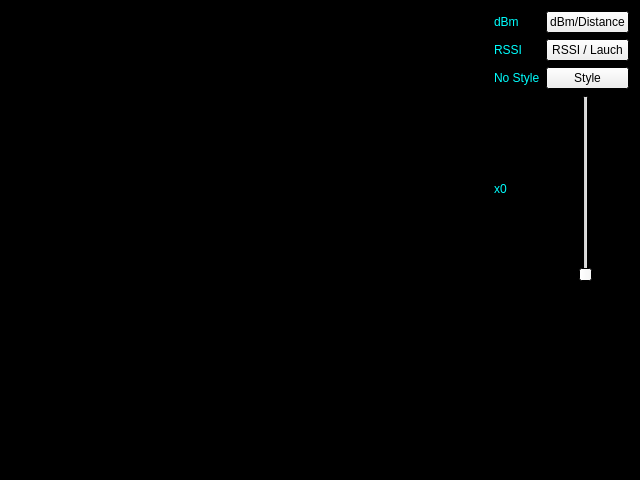
Above: mapsviewer.ui from Chien-Mu/CyberMaps before the change. Below: the same form after it.
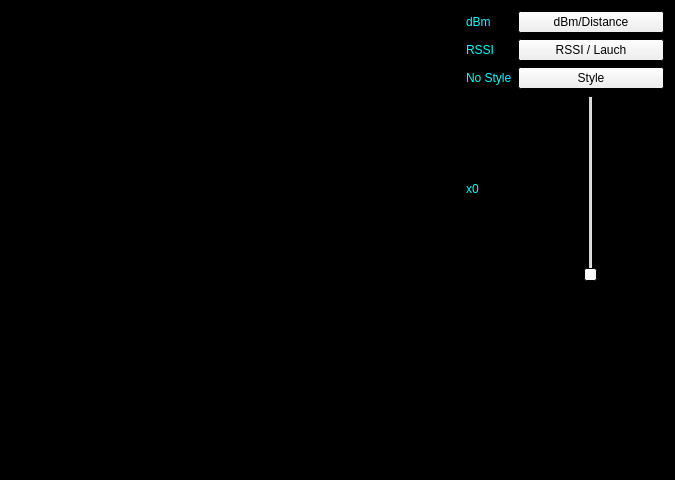
That is the form after the change. Custom widgets are drawn as their Qt base class.

Diff of the .ui file:
```diff
--- a/mapsviewer.ui
+++ b/mapsviewer.ui
@@ -6,7 +6,7 @@
    <rect>
     <x>0</x>
     <y>0</y>
-    <width>640</width>
+    <width>675</width>
     <height>480</height>
    </rect>
   </property>
@@ -78,21 +78,17 @@
    <string>CaberMaps Viewer</string>
   </property>
   <layout class="QGridLayout" name="gridLayout">
-   <item row="8" column="4">
-    <spacer name="verticalSpacer_2">
-     <property name="orientation">
-      <enum>Qt::Vertical</enum>
-     </property>
-     <property name="sizeHint" stdset="0">
-      <size>
-       <width>20</width>
-       <height>40</height>
-      </size>
-     </property>
-    </spacer>
+   <item row="0" column="0" rowspan="3">
+    <widget class="QCustomPlot" name="plot" native="true"/>
    </item>
-   <item row="5" column="1">
-    <widget class="QLabel" name="la_zoom">
+   <item row="0" column="1" rowspan="3">
+    <widget class="QCustomPlot" name="plot_2" native="true"/>
+   </item>
+   <item row="0" column="2" rowspan="3">
+    <widget class="QCustomPlot" name="plot_3" native="true"/>
+   </item>
+   <item row="1" column="3">
+    <widget class="QLabel" name="la_sw_LR">
      <property name="palette">
       <palette>
        <active>
@@ -212,64 +208,11 @@
       </palette>
      </property>
      <property name="text">
-      <string>x0</string>
+      <string>RSSI</string>
      </property>
     </widget>
    </item>
-   <item row="2" column="3" colspan="3">
-    <widget class="QPushButton" name="btn_sw_style">
-     <property name="text">
-      <string>Style</string>
-     </property>
-    </widget>
-   </item>
-   <item row="8" column="5">
-    <spacer name="verticalSpacer_3">
-     <property name="orientation">
-      <enum>Qt::Vertical</enum>
-     </property>
-     <property name="sizeHint" stdset="0">
-      <size>
-       <width>20</width>
-       <height>40</height>
-      </size>
-     </property>
-    </spacer>
-   </item>
-   <item row="5" column="4">
-    <widget class="QSlider" name="VS_zoom">
-     <property name="orientation">
-      <enum>Qt::Vertical</enum>
-     </property>
-    </widget>
-   </item>
-   <item row="1" column="0">
-    <spacer name="horizontalSpacer">
-     <property name="orientation">
-      <enum>Qt::Horizontal</enum>
-     </property>
-     <property name="sizeHint" stdset="0">
-      <size>
-       <width>40</width>
-       <height>20</height>
-      </size>
-     </property>
-    </spacer>
-   </item>
-   <item row="8" column="3">
-    <spacer name="verticalSpacer">
-     <property name="orientation">
-      <enum>Qt::Vertical</enum>
-     </property>
-     <property name="sizeHint" stdset="0">
-      <size>
-       <width>20</width>
-       <height>40</height>
-      </size>
-     </property>
-    </spacer>
-   </item>
-   <item row="2" column="1">
+   <item row="2" column="3">
     <widget class="QLabel" name="la_sw_style">
      <property name="palette">
       <palette>
@@ -394,147 +337,173 @@
      </property>
     </widget>
    </item>
-   <item row="1" column="3" colspan="3">
+   <item row="0" column="3">
+    <widget class="QLabel" name="la_sw_dD">
+     <property name="sizePolicy">
+      <sizepolicy hsizetype="Fixed" vsizetype="Preferred">
+       <horstretch>0</horstretch>
+       <verstretch>0</verstretch>
+      </sizepolicy>
+     </property>
+     <property name="palette">
+      <palette>
+       <active>
+        <colorrole role="WindowText">
+         <brush brushstyle="SolidPattern">
+          <color alpha="255">
+           <red>0</red>
+           <green>255</green>
+           <blue>255</blue>
+          </color>
+         </brush>
+        </colorrole>
+        <colorrole role="Dark">
+         <brush brushstyle="SolidPattern">
+          <color alpha="255">
+           <red>255</red>
+           <green>255</green>
+           <blue>255</blue>
+          </color>
+         </brush>
+        </colorrole>
+        <colorrole role="Text">
+         <brush brushstyle="SolidPattern">
+          <color alpha="255">
+           <red>231</red>
+           <green>231</green>
+           <blue>231</blue>
+          </color>
+         </brush>
+        </colorrole>
+        <colorrole role="ButtonText">
+         <brush brushstyle="SolidPattern">
+          <color alpha="255">
+           <red>255</red>
+           <green>255</green>
+           <blue>255</blue>
+          </color>
+         </brush>
+        </colorrole>
+       </active>
+       <inactive>
+        <colorrole role="WindowText">
+         <brush brushstyle="SolidPattern">
+          <color alpha="255">
+           <red>0</red>
+           <green>255</green>
+           <blue>255</blue>
+          </color>
+         </brush>
+        </colorrole>
+        <colorrole role="Dark">
+         <brush brushstyle="SolidPattern">
+          <color alpha="255">
+           <red>255</red>
+           <green>255</green>
+           <blue>255</blue>
+          </color>
+         </brush>
+        </colorrole>
+        <colorrole role="Text">
+         <brush brushstyle="SolidPattern">
+          <color alpha="255">
+           <red>231</red>
+           <green>231</green>
+           <blue>231</blue>
+          </color>
+         </brush>
+        </colorrole>
+        <colorrole role="ButtonText">
+         <brush brushstyle="SolidPattern">
+          <color alpha="255">
+           <red>255</red>
+           <green>255</green>
+           <blue>255</blue>
+          </color>
+         </brush>
+        </colorrole>
+       </inactive>
+       <disabled>
+        <colorrole role="WindowText">
+         <brush brushstyle="SolidPattern">
+          <color alpha="255">
+           <red>255</red>
+           <green>255</green>
+           <blue>255</blue>
+          </color>
+         </brush>
+        </colorrole>
+        <colorrole role="Dark">
+         <brush brushstyle="SolidPattern">
+          <color alpha="255">
+           <red>255</red>
+           <green>255</green>
+           <blue>255</blue>
+          </color>
+         </brush>
+        </colorrole>
+        <colorrole role="Text">
+         <brush brushstyle="SolidPattern">
+          <color alpha="255">
+           <red>255</red>
+           <green>255</green>
+           <blue>255</blue>
+          </color>
+         </brush>
+        </colorrole>
+        <colorrole role="ButtonText">
+         <brush brushstyle="SolidPattern">
+          <color alpha="255">
+           <red>255</red>
+           <green>255</green>
+           <blue>255</blue>
+          </color>
+         </brush>
+        </colorrole>
+       </disabled>
+      </palette>
+     </property>
+     <property name="text">
+      <string>dBm</string>
+     </property>
+    </widget>
+   </item>
+   <item row="2" column="7">
+    <widget class="QPushButton" name="btn_sw_style">
+     <property name="text">
+      <string>Style</string>
+     </property>
+    </widget>
+   </item>
+   <item row="1" column="7">
     <widget class="QPushButton" name="btn_sw_LR">
      <property name="text">
       <string>RSSI / Lauch</string>
      </property>
     </widget>
    </item>
-   <item row="0" column="3" colspan="3">
+   <item row="0" column="7">
     <widget class="QPushButton" name="btn_sw_dD">
      <property name="text">
       <string>dBm/Distance</string>
      </property>
     </widget>
    </item>
-   <item row="0" column="1">
-    <widget class="QLabel" name="la_sw_dD">
-     <property name="palette">
-      <palette>
-       <active>
-        <colorrole role="WindowText">
-         <brush brushstyle="SolidPattern">
-          <color alpha="255">
-           <red>0</red>
-           <green>255</green>
-           <blue>255</blue>
-          </color>
-         </brush>
-        </colorrole>
-        <colorrole role="Dark">
-         <brush brushstyle="SolidPattern">
-          <color alpha="255">
-           <red>255</red>
-           <green>255</green>
-           <blue>255</blue>
-          </color>
-         </brush>
-        </colorrole>
-        <colorrole role="Text">
-         <brush brushstyle="SolidPattern">
-          <color alpha="255">
-           <red>231</red>
-           <green>231</green>
-           <blue>231</blue>
-          </color>
-         </brush>
-        </colorrole>
-        <colorrole role="ButtonText">
-         <brush brushstyle="SolidPattern">
-          <color alpha="255">
-           <red>255</red>
-           <green>255</green>
-           <blue>255</blue>
-          </color>
-         </brush>
-        </colorrole>
-       </active>
-       <inactive>
-        <colorrole role="WindowText">
-         <brush brushstyle="SolidPattern">
-          <color alpha="255">
-           <red>0</red>
-           <green>255</green>
-           <blue>255</blue>
-          </color>
-         </brush>
-        </colorrole>
-        <colorrole role="Dark">
-         <brush brushstyle="SolidPattern">
-          <color alpha="255">
-           <red>255</red>
-           <green>255</green>
-           <blue>255</blue>
-          </color>
-         </brush>
-        </colorrole>
-        <colorrole role="Text">
-         <brush brushstyle="SolidPattern">
-          <color alpha="255">
-           <red>231</red>
-           <green>231</green>
-           <blue>231</blue>
-          </color>
-         </brush>
-        </colorrole>
-        <colorrole role="ButtonText">
-         <brush brushstyle="SolidPattern">
-          <color alpha="255">
-           <red>255</red>
-           <green>255</green>
-           <blue>255</blue>
-          </color>
-         </brush>
-        </colorrole>
-       </inactive>
-       <disabled>
-        <colorrole role="WindowText">
-         <brush brushstyle="SolidPattern">
-          <color alpha="255">
-           <red>255</red>
-           <green>255</green>
-           <blue>255</blue>
-          </color>
-         </brush>
-        </colorrole>
-        <colorrole role="Dark">
-         <brush brushstyle="SolidPattern">
-          <color alpha="255">
-           <red>255</red>
-           <green>255</green>
-           <blue>255</blue>
-          </color>
-         </brush>
-        </colorrole>
-        <colorrole role="Text">
-         <brush brushstyle="SolidPattern">
-          <color alpha="255">
-           <red>255</red>
-           <green>255</green>
-           <blue>255</blue>
-          </color>
-         </brush>
-        </colorrole>
-        <colorrole role="ButtonText">
-         <brush brushstyle="SolidPattern">
-          <color alpha="255">
-           <red>255</red>
-           <green>255</green>
-           <blue>255</blue>
-          </color>
-         </brush>
-        </colorrole>
-       </disabled>
-      </palette>
+   <item row="3" column="7">
+    <widget class="QSlider" name="VS_zoom">
+     <property name="sizePolicy">
+      <sizepolicy hsizetype="Preferred" vsizetype="Expanding">
+       <horstretch>0</horstretch>
+       <verstretch>0</verstretch>
+      </sizepolicy>
      </property>
-     <property name="text">
-      <string>dBm</string>
+     <property name="orientation">
+      <enum>Qt::Vertical</enum>
      </property>
     </widget>
    </item>
-   <item row="1" column="1">
-    <widget class="QLabel" name="la_sw_LR">
+   <item row="3" column="3">
+    <widget class="QLabel" name="la_zoom">
      <property name="palette">
       <palette>
        <active>
@@ -654,12 +623,33 @@
       </palette>
      </property>
      <property name="text">
-      <string>RSSI</string>
+      <string>x0</string>
      </property>
     </widget>
    </item>
+   <item row="6" column="7">
+    <spacer name="verticalSpacer">
+     <property name="orientation">
+      <enum>Qt::Vertical</enum>
+     </property>
+     <property name="sizeHint" stdset="0">
+      <size>
+       <width>20</width>
+       <height>40</height>
+      </size>
+     </property>
+    </spacer>
+   </item>
   </layout>
  </widget>
+ <customwidgets>
+  <customwidget>
+   <class>QCustomPlot</class>
+   <extends>QWidget</extends>
+   <header>qcustomplot.h</header>
+   <container>1</container>
+  </customwidget>
+ </customwidgets>
  <resources/>
  <connections/>
 </ui>
```
